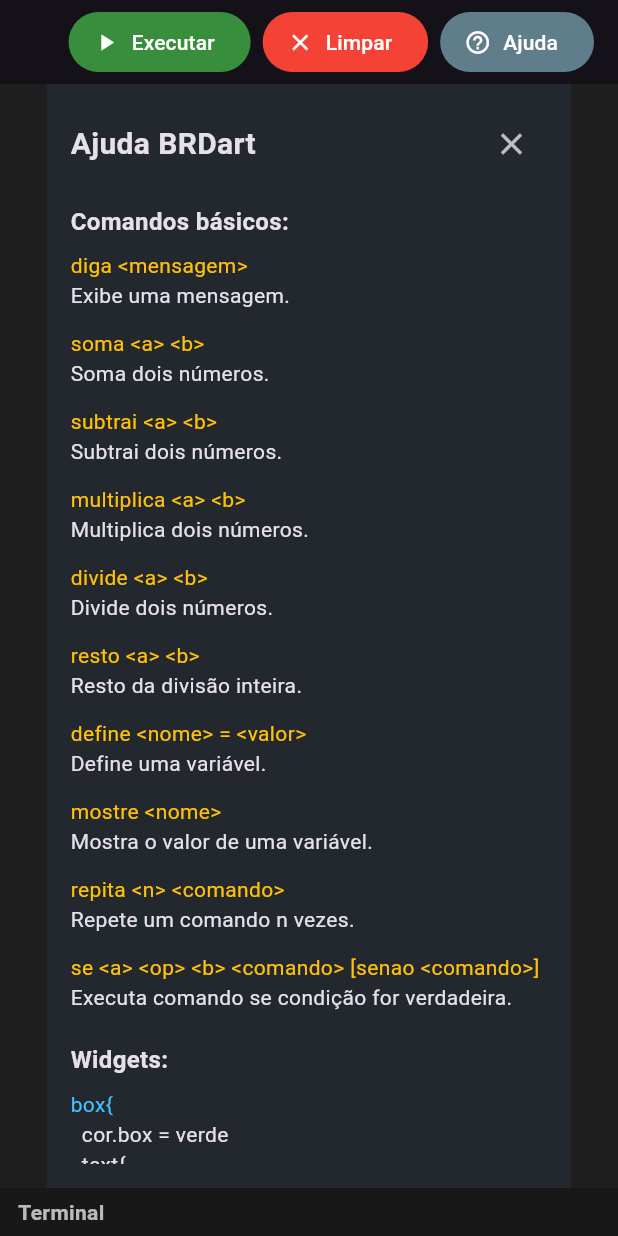
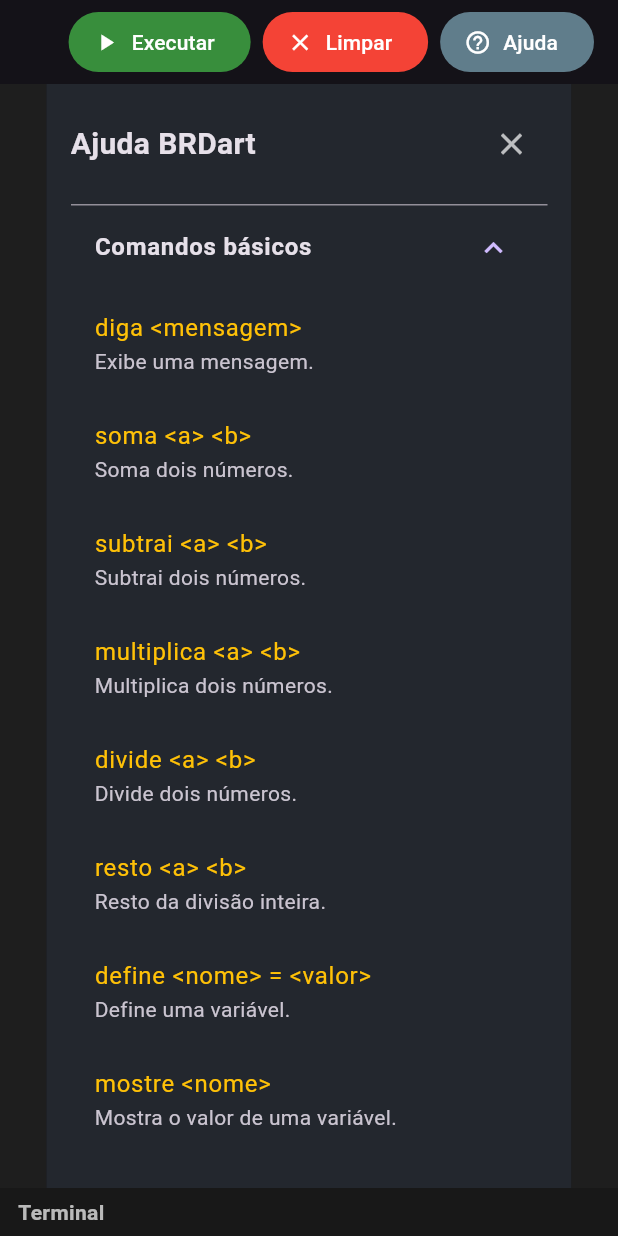
Before and after one commit to GustaK7/interpretador_html, a Flutter app: the screen it shows after launch, after a tap on "Ajuda", on a phone screen of 412 x 824 dp. Run offline on Flutter 3.47's test engine with Material 3 defaults, Android fonts, the light colour scheme and no system bars.

Commit message:
atualizando aba de ajuda

```diff
--- a/interpretador_brhtml_desktop/lib/main.dart
+++ b/interpretador_brhtml_desktop/lib/main.dart
@@ -166,8 +166,11 @@ class _InterpretadorHomeState extends State<InterpretadorHome> {
                 ),
                 // Barra lateral de ajuda
                 if (_ajudaAberta)
-                  Container(
+                  Align(
+                    alignment: Alignment.centerRight,
+                    child: Container(
                       width: 350,
+                      height: double.infinity,
                       color: const Color(0xFF23272E),
                       child: Padding(
                         padding: const EdgeInsets.all(16.0),
@@ -188,6 +191,7 @@ class _InterpretadorHomeState extends State<InterpretadorHome> {
                               const SizedBox(height: 16),
                               _ajudaComandos(),
                             ],
+                          ),
                         ),
                       ),
                     ),
@@ -252,50 +256,99 @@ class _InterpretadorHomeState extends State<InterpretadorHome> {
   Widget _ajudaComandos() {
     return Column(
       crossAxisAlignment: CrossAxisAlignment.start,
+      children: [
+        ExpansionTile(
+          title: const Text('Comandos básicos', style: TextStyle(fontWeight: FontWeight.bold, fontSize: 16)),
+          initiallyExpanded: true,
+          children: [
+            const ListTile(
+              title: Text('diga <mensagem>', style: TextStyle(color: Colors.amber)),
+              subtitle: Text('Exibe uma mensagem.'),
+            ),
+            const ListTile(
+              title: Text('soma <a> <b>', style: TextStyle(color: Colors.amber)),
+              subtitle: Text('Soma dois números.'),
+            ),
+            const ListTile(
+              title: Text('subtrai <a> <b>', style: TextStyle(color: Colors.amber)),
+              subtitle: Text('Subtrai dois números.'),
+            ),
+            const ListTile(
+              title: Text('multiplica <a> <b>', style: TextStyle(color: Colors.amber)),
+              subtitle: Text('Multiplica dois números.'),
+            ),
+            const ListTile(
+              title: Text('divide <a> <b>', style: TextStyle(color: Colors.amber)),
+              subtitle: Text('Divide dois números.'),
+            ),
+            const ListTile(
+              title: Text('resto <a> <b>', style: TextStyle(color: Colors.amber)),
+              subtitle: Text('Resto da divisão inteira.'),
+            ),
+            const ListTile(
+              title: Text('define <nome> = <valor>', style: TextStyle(color: Colors.amber)),
+              subtitle: Text('Define uma variável.'),
+            ),
+            const ListTile(
+              title: Text('mostre <nome>', style: TextStyle(color: Colors.amber)),
+              subtitle: Text('Mostra o valor de uma variável.'),
+            ),
+            const ListTile(
+              title: Text('repita <n> <comando>', style: TextStyle(color: Colors.amber)),
+              subtitle: Text('Repete um comando n vezes.'),
+            ),
+            const ListTile(
+              title: Text('se <a> <op> <b> <comando> [senao <comando>]', style: TextStyle(color: Colors.amber)),
+              subtitle: Text('Executa comando se condição for verdadeira.'),
+            ),
+          ],
+        ),
+        const SizedBox(height: 12),
+        ExpansionTile(
+          title: Text('Widgets', style: TextStyle(fontWeight: FontWeight.bold, fontSize: 16, color: Colors.lightBlueAccent)),
+          initiallyExpanded: true,
+          children: [
+            ListTile(
+              title: Text('box{ ... }', style: TextStyle(color: Colors.lightBlueAccent)),
+              subtitle: Column(
+                crossAxisAlignment: CrossAxisAlignment.start,
                 children: const [
-        Text('Comandos básicos:', style: TextStyle(fontWeight: FontWeight.bold, fontSize: 16)),
+                  Text('Cria uma caixa. Pode conter outros widgets ou caixas aninhadas.'),
                   SizedBox(height: 8),
-        Text('diga <mensagem>', style: TextStyle(color: Colors.amber)),
-        Text('Exibe uma mensagem.'),
-        SizedBox(height: 12),
-        Text('soma <a> <b>', style: TextStyle(color: Colors.amber)),
-        Text('Soma dois números.'),
-        SizedBox(height: 12),
-        Text('subtrai <a> <b>', style: TextStyle(color: Colors.amber)),
-        Text('Subtrai dois números.'),
-        SizedBox(height: 12),
-        Text('multiplica <a> <b>', style: TextStyle(color: Colors.amber)),
-        Text('Multiplica dois números.'),
-        SizedBox(height: 12),
-        Text('divide <a> <b>', style: TextStyle(color: Colors.amber)),
-        Text('Divide dois números.'),
-        SizedBox(height: 12),
-        Text('resto <a> <b>', style: TextStyle(color: Colors.amber)),
-        Text('Resto da divisão inteira.'),
-        SizedBox(height: 12),
-        Text('define <nome> = <valor>', style: TextStyle(color: Colors.amber)),
-        Text('Define uma variável.'),
-        SizedBox(height: 12),
-        Text('mostre <nome>', style: TextStyle(color: Colors.amber)),
-        Text('Mostra o valor de uma variável.'),
-        SizedBox(height: 12),
-        Text('repita <n> <comando>', style: TextStyle(color: Colors.amber)),
-        Text('Repete um comando n vezes.'),
-        SizedBox(height: 12),
-        Text('se <a> <op> <b> <comando> [senao <comando>]', style: TextStyle(color: Colors.amber)),
-        Text('Executa comando se condição for verdadeira.'),
-        SizedBox(height: 20),
-        Text('Widgets:', style: TextStyle(fontWeight: FontWeight.bold, fontSize: 16)),
+                  Text('Exemplo:'),
+                  SizedBox(height: 4),
+                  SelectableText('''box{
+  cor.box = verde
+  texto{
+    cor.texto = branco
+    "Esse é um widget"
+  }
+}''', style: TextStyle(fontFamily: 'Fira Mono', fontSize: 13)),
+                ],
+              ),
+            ),
+            ListTile(
+              title: Text('texto{ ... } ou text{ ... }', style: TextStyle(color: Colors.lightBlueAccent)),
+              subtitle: Column(
+                crossAxisAlignment: CrossAxisAlignment.start,
+                children: const [
+                  Text('Exibe um texto. Pode definir cor dentro do bloco.'),
                   SizedBox(height: 8),
-        Text('box{', style: TextStyle(color: Colors.lightBlueAccent)),
-        Text('  cor.box = verde'),
-        Text('  text{'),
-        Text('    cor.texto = branco'),
-        Text('    "Esse é um widget"'),
-        Text('  }'),
-        Text('}'),
-        SizedBox(height: 8),
-        Text('Cores disponíveis: azul, verde, vermelho, amarelo, preto, branco, cinza, laranja, roxo, rosa', style: TextStyle(fontSize: 13)),
+                  Text('Exemplo:'),
+                  SizedBox(height: 4),
+                  SelectableText('''texto{
+  cor.texto = vermelho
+  "Olá mundo!"
+}''', style: TextStyle(fontFamily: 'Fira Mono', fontSize: 13)),
+                ],
+              ),
+            ),
+            ListTile(
+              title: Text('Cores disponíveis', style: TextStyle(color: Colors.lightBlueAccent)),
+              subtitle: Text('azul, verde, vermelho, amarelo, preto, branco, cinza, laranja, roxo, rosa', style: TextStyle(fontSize: 13)),
+            ),
+          ],
+        ),
       ],
     );
   }
```
Lines whose indentation alone changed are shown as unchanged.
